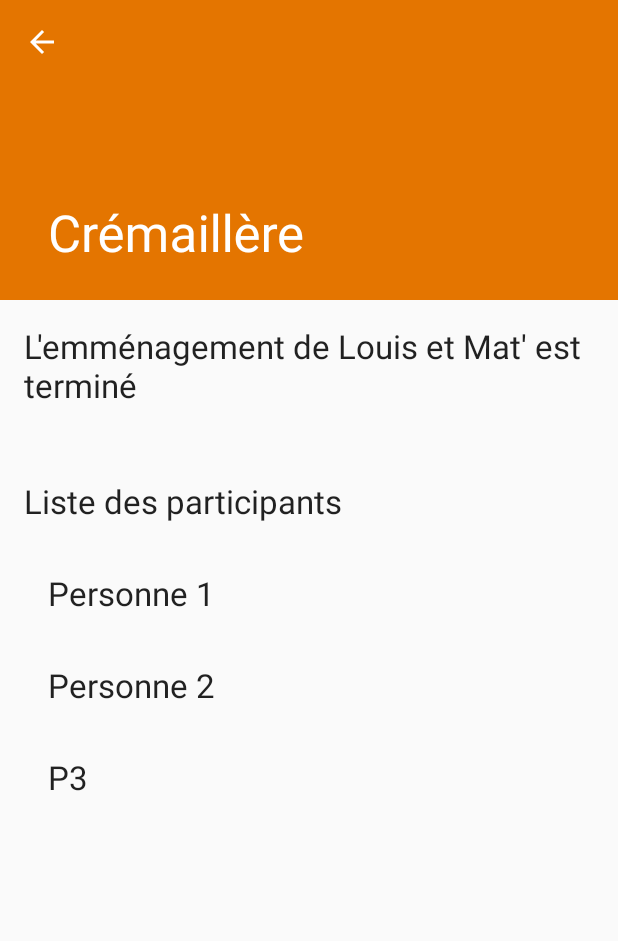
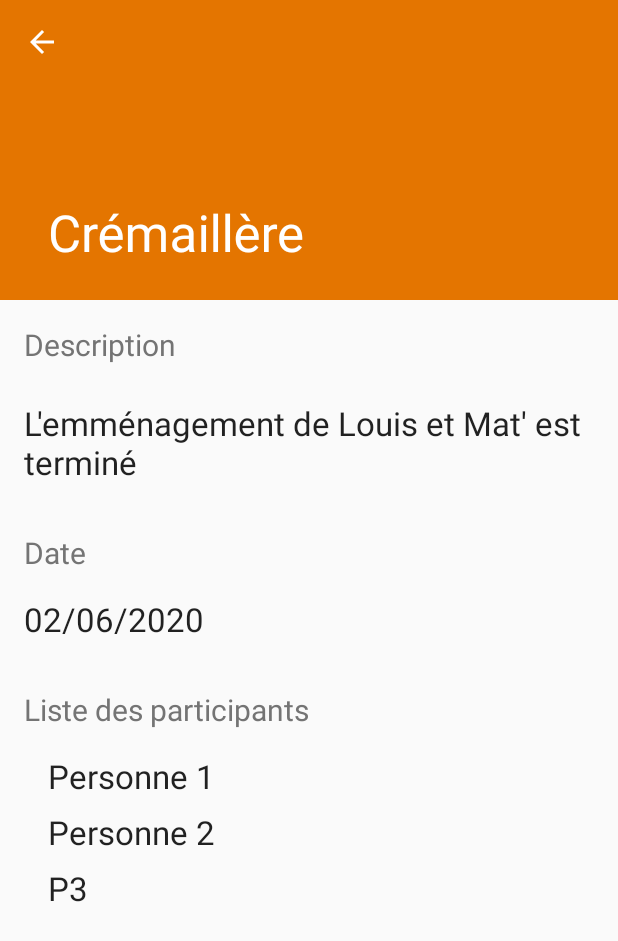
Before and after one commit to TakamakWasTaken/PartyMaker, an Android app: the EvenementListActivity screen opened directly, with no data from a screen before it, after a tap on "Crémaillère", on a phone screen of 412 x 824 dp. Shown: the top 941 px of the screen. Run offline under Robolectric (Android 15) with nearby library versions, the phone set to English and light mode, and no system bars; our stand-ins replace Firebase (no records; nobody signed in at launch, a user with empty details on screens opened directly), navigation-ui; 3 statements that could not run were skipped.

Commit message:
soutenance v1

```diff
--- a/app/src/main/java/com/example/partymaker/EvenementDetailFragment.kt
+++ b/app/src/main/java/com/example/partymaker/EvenementDetailFragment.kt
@@ -5,6 +5,7 @@ import androidx.fragment.app.Fragment
 import android.view.LayoutInflater
 import android.view.View
 import android.view.ViewGroup
+import com.example.partymaker.Models.EvenementsModel
 import com.example.partymaker.dummy.DummyContent
 import kotlinx.android.synthetic.main.activity_evenement_detail.*
 import kotlinx.android.synthetic.main.evenement_detail.view.*
@@ -20,7 +21,7 @@ class EvenementDetailFragment : Fragment() {
     /**
      * The dummy content this fragment is presenting.
      */
-    private var item: DummyContent.EvenementItem? = null
+    private var item: EvenementsModel? = null
 
     override fun onCreate(savedInstanceState: Bundle?) {
         super.onCreate(savedInstanceState)
@@ -31,7 +32,7 @@ class EvenementDetailFragment : Fragment() {
                 // arguments. In a real-world scenario, use a Loader
                 // to load content from a content provider.
                 item = DummyContent.ITEM_MAP[it.getString(ARG_ITEM_ID)]
-                activity?.toolbar_layout?.title = item?.name
+                activity?.toolbar_layout?.title = item?.nom
             }
         }
     }
@@ -45,9 +46,13 @@ class EvenementDetailFragment : Fragment() {
         // Show the dummy content as text in a TextView.
         item?.let {
             rootView.evenement_detail.text = it.details
-            rootView.evenement_member1.text = it.members[0]
-            rootView.evenement_member2.text = it.members[1]
-            rootView.evenement_member3.text = it.members[2]
+            rootView.evenement_date.text = it.date
+            if(it.participants.size > 0){
+
+                rootView.evenement_member1.text = it.participants[0]
+                rootView.evenement_member2.text = it.participants[1]
+                rootView.evenement_member3.text = it.participants[2]
+            }
         }
 
         return rootView
--- a/app/src/main/java/com/example/partymaker/EvenementListActivity.kt
+++ b/app/src/main/java/com/example/partymaker/EvenementListActivity.kt
@@ -15,16 +15,12 @@ import com.example.partymaker.dummy.DummyContent
 import kotlinx.android.synthetic.main.activity_evenement_list.*
 import kotlinx.android.synthetic.main.evenement_list_content.view.*
 import kotlinx.android.synthetic.main.evenement_list.*
-import com.google.firebase.database.DatabaseReference
 import com.google.firebase.database.FirebaseDatabase
-import androidx.core.app.ComponentActivity
-import androidx.core.app.ComponentActivity.ExtraData
-import androidx.core.content.ContextCompat.getSystemService
-import android.icu.lang.UCharacter.GraphemeClusterBreak.T
 import com.google.firebase.database.DatabaseError
 import com.google.firebase.database.DataSnapshot
 import com.google.firebase.database.ValueEventListener
 import android.util.Log
+import com.example.partymaker.Models.EvenementsModel
 
 
 /**
@@ -54,7 +50,7 @@ class EvenementListActivity : AppCompatActivity() {
                 .setAction("Action", null).show()
         }
 
-        button_createEvent.setOnClickListener { view ->
+        button_createEvent.setOnClickListener {
             val intent = Intent(this, CreateEventActivity::class.java)
             startActivity(intent)
         }
@@ -65,11 +61,11 @@ class EvenementListActivity : AppCompatActivity() {
             twoPane = true
         }
 
-
         setupRecyclerView(evenement_list)
         dbConnect()
     }
 
+    //connection à la BDD FireBase
     private fun dbConnect(){
 
         // Write a message to the database
@@ -92,9 +88,9 @@ class EvenementListActivity : AppCompatActivity() {
             }
         })
         val myEvents = database.getReference("evenements")
-        myRef.setValue("Hello, World!")
+        myEvents.setValue("Hello, World!")
 
-        myRef.addValueEventListener(object : ValueEventListener {
+        myEvents.addValueEventListener(object : ValueEventListener {
             override fun onDataChange(dataSnapshot: DataSnapshot) {
                 // This method is called once with the initial value and again
                 // whenever data at this location is updated.
@@ -113,9 +109,10 @@ class EvenementListActivity : AppCompatActivity() {
         recyclerView.adapter = SimpleItemRecyclerViewAdapter(this, DummyContent.ITEMS, twoPane)
     }
 
+    //classe recycler view
     class SimpleItemRecyclerViewAdapter(
         private val parentActivity: EvenementListActivity,
-        private val values: List<DummyContent.EvenementItem>,
+        private val values: List<EvenementsModel>,
         private val twoPane: Boolean
     ) :
         RecyclerView.Adapter<SimpleItemRecyclerViewAdapter.ViewHolder>() {
@@ -124,7 +121,7 @@ class EvenementListActivity : AppCompatActivity() {
 
         init {
             onClickListener = View.OnClickListener { v ->
-                val item = v.tag as DummyContent.EvenementItem
+                val item = v.tag as EvenementsModel
                 if (twoPane) {
                     val fragment = EvenementDetailFragment().apply {
                         arguments = Bundle().apply {
@@ -144,15 +141,17 @@ class EvenementListActivity : AppCompatActivity() {
             }
         }
 
+        //création de la vue
         override fun onCreateViewHolder(parent: ViewGroup, viewType: Int): ViewHolder {
             val view = LayoutInflater.from(parent.context)
                 .inflate(R.layout.evenement_list_content, parent, false)
             return ViewHolder(view)
         }
 
+        //binding de la view
         override fun onBindViewHolder(holder: ViewHolder, position: Int) {
             val item = values[position]
-            holder.contentView.text = item.name
+            holder.contentView.text = item.nom
 
             with(holder.itemView) {
                 tag = item
@@ -163,7 +162,7 @@ class EvenementListActivity : AppCompatActivity() {
         override fun getItemCount() = values.size
 
         inner class ViewHolder(view: View) : RecyclerView.ViewHolder(view) {
-            val contentView: TextView = view.content
+            val contentView: TextView = view.tv_eventName
         }
     }
 }
--- a/app/src/main/java/com/example/partymaker/Models/EvenementsModel.kt
+++ b/app/src/main/java/com/example/partymaker/Models/EvenementsModel.kt
@@ -2,8 +2,8 @@ package com.example.partymaker.Models
 
 class EvenementsModel(
     var id: String,
-    var details: String,
     var nom: String,
     var date: String,
+    var details: String,
     var participants: ArrayList<String>
 )
--- a/app/src/main/java/com/example/partymaker/dummy/DummyContent.kt
+++ b/app/src/main/java/com/example/partymaker/dummy/DummyContent.kt
@@ -1,5 +1,6 @@
 package com.example.partymaker.dummy
 
+import com.example.partymaker.Models.EvenementsModel
 import java.util.*
 import kotlin.collections.ArrayList
 
@@ -14,12 +15,12 @@ object DummyContent {
     /**
      * An array of sample (dummy) items.
      */
-    val ITEMS: MutableList<EvenementItem> = ArrayList()
+    val ITEMS: MutableList<EvenementsModel> = ArrayList()
 
     /**
      * A map of sample (dummy) items, by ID.
      */
-    val ITEM_MAP: MutableMap<String, EvenementItem> = HashMap()
+    val ITEM_MAP: MutableMap<String, EvenementsModel> = HashMap()
 
     private val COUNT = 3
 
@@ -41,18 +42,18 @@ object DummyContent {
         addItem(createDummyItem("2", "Crémaillère", "02/06/2020", "L'emménagement de Louis et Mat' est terminé", membres2))
     }
 
-    private fun addItem(item: EvenementItem) {
+    fun addItem(item: EvenementsModel) {
         ITEMS.add(item)
         ITEM_MAP.put(item.id, item)
     }
 
-    private fun createDummyItem(position: Int): EvenementItem {
+    /*private fun createDummyItem(position: Int): EvenementsModel {
 
-        return EvenementItem(position.toString(), "Item " + position, makeDetails(position), "dd/MM/yy", ArrayList<String>())
-    }
-    private fun createDummyItem(id: String, name: String, date: String, details: String, members: ArrayList<String>): EvenementItem {
+        return EvenementsModel(position.toString(), "Item " + position, makeDetails(position), "dd/MM/yy", ArrayList<String>())
+    }*/
+    private fun createDummyItem(id: String, name: String, date: String, details: String, members: ArrayList<String>): EvenementsModel {
 
-        return EvenementItem(id, name, details, date, members)
+        return EvenementsModel(id, name, date, details, members)
     }
 
     private fun makeDetails(position: Int): String {
--- a/app/src/main/res/layout/activity_create_event.xml
+++ b/app/src/main/res/layout/activity_create_event.xml
@@ -52,7 +52,7 @@
         android:layout_width="wrap_content"
         android:layout_height="wrap_content"
         android:layout_marginTop="24dp"
-        android:text="Date"
+        android:text="Date (jj/mm/aaaa)"
         app:layout_constraintEnd_toEndOf="parent"
         app:layout_constraintStart_toStartOf="parent"
         app:layout_constraintTop_toBottomOf="@+id/input_newEventDetails" />
--- a/app/src/main/res/layout/activity_main.xml
+++ b/app/src/main/res/layout/activity_main.xml
@@ -11,7 +11,7 @@
         android:layout_width="wrap_content"
         android:layout_height="wrap_content"
         android:layout_marginTop="32dp"
-        android:text="@string/connexion_text"
+        android:text="@string/connexion_title"
         android:textAppearance="@style/TextAppearance.AppCompat.Large"
         app:layout_constraintEnd_toEndOf="parent"
         app:layout_constraintHorizontal_bias="0.496"
@@ -92,4 +92,5 @@
         app:layout_constraintStart_toStartOf="parent"
         app:layout_constraintTop_toTopOf="parent" />
 
+
 </androidx.constraintlayout.widget.ConstraintLayout>
--- a/app/src/main/res/layout/evenement_detail.xml
+++ b/app/src/main/res/layout/evenement_detail.xml
@@ -3,15 +3,49 @@
 <LinearLayout xmlns:android="http://schemas.android.com/apk/res/android"
     android:orientation="vertical" android:layout_width="match_parent"
     android:layout_height="match_parent">
-<TextView xmlns:android="http://schemas.android.com/apk/res/android"
+
+
+    <TextView
+        xmlns:android="http://schemas.android.com/apk/res/android"
         xmlns:tools="http://schemas.android.com/tools"
+        android:id="@+id/tv_details"
+        android:layout_width="wrap_content"
+        android:layout_height="wrap_content"
+        android:layout_marginLeft="16dp"
+        android:layout_marginTop="16dp"
+        android:text="Description"
+        android:textSize="20sp"
+        android:textColor="#747474"
+        android:textAppearance="@style/TextAppearance.AppCompat.Large"
+        tools:context=".EvenementDetailFragment" />
+    <TextView
         android:id="@+id/evenement_detail"
         style="?android:attr/textAppearanceLarge"
         android:layout_width="match_parent"
         android:layout_height="match_parent"
+        android:layout_marginTop="8dp"
         android:padding="16dp"
-    android:textIsSelectable="true"
-    tools:context=".EvenementDetailFragment" />
+        android:textIsSelectable="true"/>
+
+    <TextView
+        android:id="@+id/tv_date"
+        android:layout_width="wrap_content"
+        android:layout_height="wrap_content"
+        android:layout_marginLeft="16dp"
+        android:layout_marginTop="16dp"
+        android:text="Date"
+        android:textSize="20sp"
+        android:textColor="#747474"
+        android:textAppearance="@style/TextAppearance.AppCompat.Large" />
+
+    <TextView
+        android:id="@+id/evenement_date"
+        android:layout_width="wrap_content"
+        android:layout_height="wrap_content"
+        android:layout_marginLeft="16dp"
+        android:layout_marginTop="16dp"
+        android:text=""
+        android:textAppearance="@style/TextAppearance.AppCompat.Large" />
 
     <ScrollView
         android:layout_width="409dp"
@@ -20,48 +54,56 @@ android:layout_height="353dp">
         <LinearLayout
             android:layout_width="match_parent"
             android:layout_height="wrap_content"
-    android:orientation="vertical" >
+            android:orientation="vertical">
+
             <TextView
                 android:id="@+id/members_title"
                 android:layout_width="wrap_content"
                 android:layout_height="wrap_content"
+                android:layout_marginLeft="16dp"
                 android:layout_marginTop="32dp"
-        android:layout_marginLeft="16dp"
                 android:text="Liste des participants"
-        android:textAppearance="@style/TextAppearance.AppCompat.Large"/>
+                android:textSize="20sp"
+                android:textColor="#747474"
+                android:textAppearance="@style/TextAppearance.AppCompat.Large" />
 
             <TextView
                 android:id="@+id/evenement_member1"
                 android:layout_width="wrap_content"
                 android:layout_height="wrap_content"
-        android:layout_marginTop="32dp"
                 android:layout_marginLeft="32dp"
+                android:layout_marginTop="16dp"
                 android:text=""
-        android:textAppearance="@style/TextAppearance.AppCompat.Large"/>
+                android:textAppearance="@style/TextAppearance.AppCompat.Large" />
+
             <TextView
                 android:id="@+id/evenement_member2"
                 android:layout_width="wrap_content"
                 android:layout_height="wrap_content"
-        android:layout_marginTop="32dp"
                 android:layout_marginLeft="32dp"
+                android:layout_marginTop="8dp"
                 android:text=""
-        android:textAppearance="@style/TextAppearance.AppCompat.Large"/>
+                android:textAppearance="@style/TextAppearance.AppCompat.Large" />
+
             <TextView
                 android:id="@+id/evenement_member3"
                 android:layout_width="wrap_content"
                 android:layout_height="wrap_content"
-        android:layout_marginTop="32dp"
                 android:layout_marginLeft="32dp"
+                android:layout_marginTop="8dp"
                 android:text=""
-        android:textAppearance="@style/TextAppearance.AppCompat.Large"/>
+                android:textAppearance="@style/TextAppearance.AppCompat.Large" />
+
             <TextView
                 android:id="@+id/evenement_member4"
                 android:layout_width="wrap_content"
                 android:layout_height="wrap_content"
-        android:layout_marginTop="32dp"
                 android:layout_marginLeft="32dp"
+                android:layout_marginTop="8dp"
                 android:text=""
-        android:textAppearance="@style/TextAppearance.AppCompat.Large"/>
+                android:textAppearance="@style/TextAppearance.AppCompat.Large" />
         </LinearLayout>
     </ScrollView>
+
+
 </LinearLayout>
--- a/app/src/main/res/layout/evenement_list_content.xml
+++ b/app/src/main/res/layout/evenement_list_content.xml
@@ -2,13 +2,15 @@
 <LinearLayout xmlns:android="http://schemas.android.com/apk/res/android"
     android:layout_width="match_parent"
     android:layout_height="wrap_content"
+    android:divider="@color/common_google_signin_btn_text_dark_focused"
     android:orientation="horizontal">
 
     <TextView
-        android:id="@+id/content"
+        android:id="@+id/tv_eventName"
         android:layout_width="match_parent"
         android:layout_height="wrap_content"
         android:layout_margin="@dimen/text_margin"
         android:textAppearance="?attr/textAppearanceListItem"
         android:textSize="20sp" />
+
 </LinearLayout>
--- a/app/src/main/res/values/strings.xml
+++ b/app/src/main/res/values/strings.xml
@@ -15,6 +15,7 @@
     <string name="menu_discussion">Salon de discussion</string>
     <string name="menu_mon_compte">Mon compte</string>
     <string name="inscription_text">Inscription</string>
+    <string name="connexion_title">Organisez vos évènements!</string>
     <string name="connexion_text">Connexion</string>
     <string name="email_text">Email</string>
     <string name="name_text">Nom</string>
```
Also changed, not shown: app/src/main/java/com/example/partymaker/CreateEventActivity.kt (+65 -1 lines). Lines whose indentation alone changed are shown as unchanged.
